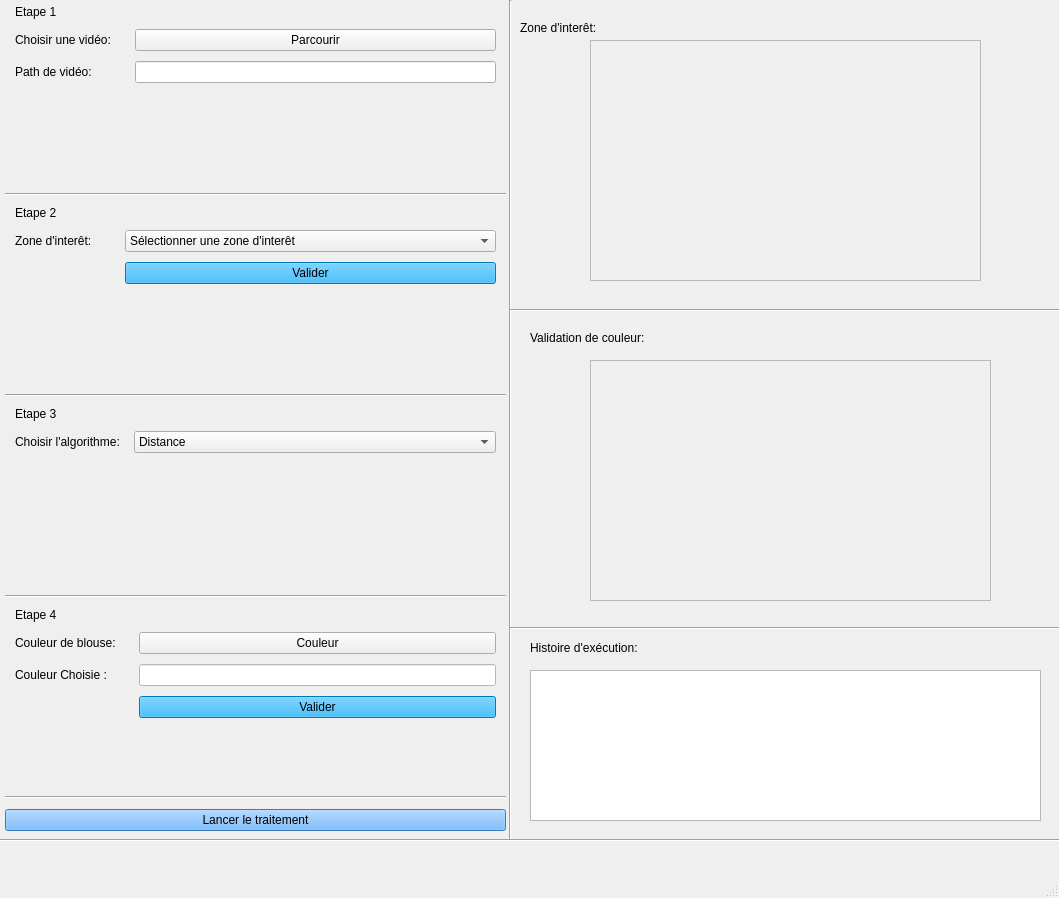
First picture: the form in Projet_SI/Fen_principale_design.ui, repository boyang666/Projet_SI, before the edit.
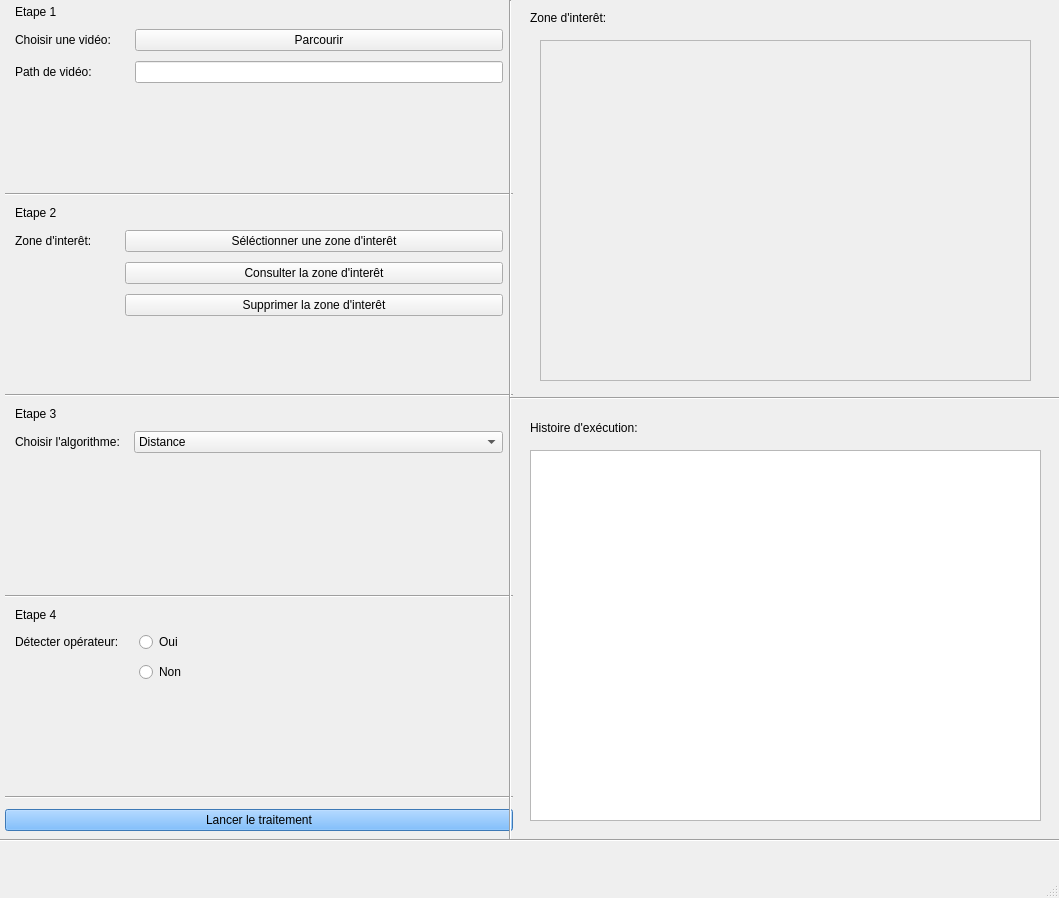
Second picture: the form after the edit.

Diff of the .ui file:
```diff
--- a/Projet_SI/Fen_principale_design.ui
+++ b/Projet_SI/Fen_principale_design.ui
@@ -25,7 +25,7 @@
      <rect>
       <x>0</x>
       <y>0</y>
-      <width>511</width>
+      <width>518</width>
       <height>841</height>
      </rect>
     </property>
@@ -114,35 +114,6 @@
        <property name="rightMargin">
         <number>10</number>
        </property>
-       <item row="1" column="0">
-        <widget class="QLabel" name="label_zi">
-         <property name="text">
-          <string>Zone d'interêt:       </string>
-         </property>
-        </widget>
-       </item>
-       <item row="1" column="1">
-        <widget class="QComboBox" name="comboBox_zone">
-         <property name="layoutDirection">
-          <enum>Qt::LeftToRight</enum>
-         </property>
-         <item>
-          <property name="text">
-           <string>Sélectionner une zone d'interêt</string>
-          </property>
-         </item>
-         <item>
-          <property name="text">
-           <string>Consulter une zone d'interêt</string>
-          </property>
-         </item>
-         <item>
-          <property name="text">
-           <string>Supprimer une zone d'interêt</string>
-          </property>
-         </item>
-        </widget>
-       </item>
        <item row="0" column="0">
         <widget class="QLabel" name="label_etape2">
          <property name="styleSheet">
@@ -154,12 +125,30 @@
         </widget>
        </item>
        <item row="2" column="1">
-        <widget class="QPushButton" name="pushButton_zi">
-         <property name="styleSheet">
-          <string notr="true">background-color: rgb(0, 170, 255);</string>
+        <widget class="QPushButton" name="pushButton_consulter">
+         <property name="text">
+          <string>Consulter la zone d'interêt</string>
          </property>
+        </widget>
+       </item>
+       <item row="1" column="1">
+        <widget class="QPushButton" name="pushButton_select">
          <property name="text">
-          <string>Valider</string>
+          <string>Séléctionner une zone d'interêt</string>
+         </property>
+        </widget>
+       </item>
+       <item row="1" column="0">
+        <widget class="QLabel" name="label_zi">
+         <property name="text">
+          <string>Zone d'interêt:       </string>
+         </property>
+        </widget>
+       </item>
+       <item row="3" column="1">
+        <widget class="QPushButton" name="pushButton_supprimer">
+         <property name="text">
+          <string>Supprimer la zone d'interêt</string>
          </property>
         </widget>
        </item>
@@ -244,44 +233,24 @@
          </property>
         </widget>
        </item>
-       <item row="1" column="0">
-        <widget class="QLabel" name="label_couleur_operateur">
+       <item row="3" column="1">
+        <widget class="QRadioButton" name="radioButtonOui">
          <property name="text">
-          <string>Couleur de blouse:    </string>
-         </property>
-        </widget>
-       </item>
-       <item row="1" column="1">
-        <widget class="QPushButton" name="pushButton_choisir_couleur">
-         <property name="text">
-          <string>Couleur</string>
-         </property>
-        </widget>
-       </item>
-       <item row="2" column="0">
-        <widget class="QLabel" name="label_couleur_afficher">
-         <property name="text">
-          <string>Couleur Choisie :</string>
-         </property>
-        </widget>
-       </item>
-       <item row="2" column="1">
-        <widget class="QLineEdit" name="lineEdit_couleur_choisie">
-         <property name="styleSheet">
-          <string notr="true">background-color: rgb(255, 255, 255);</string>
-         </property>
-         <property name="readOnly">
-          <bool>true</bool>
+          <string>Oui</string>
          </property>
         </widget>
        </item>
        <item row="4" column="1">
-        <widget class="QPushButton" name="pushButton_valider_couleur">
-         <property name="styleSheet">
-          <string notr="true">background-color: rgb(0, 170, 255);</string>
+        <widget class="QRadioButton" name="radioButtonNon">
+         <property name="text">
+          <string>Non</string>
          </property>
+        </widget>
+       </item>
+       <item row="3" column="0">
+        <widget class="QLabel" name="label">
          <property name="text">
-          <string>Valider</string>
+          <string>Détecter opérateur:   </string>
          </property>
         </widget>
        </item>
@@ -327,10 +296,10 @@
    <widget class="QFrame" name="zone_frame">
     <property name="geometry">
      <rect>
-      <x>590</x>
+      <x>540</x>
       <y>40</y>
-      <width>391</width>
-      <height>241</height>
+      <width>491</width>
+      <height>341</height>
      </rect>
     </property>
     <property name="frameShape">
@@ -344,37 +313,8 @@
       <rect>
        <x>0</x>
        <y>0</y>
-       <width>391</width>
-       <height>241</height>
-      </rect>
-     </property>
-     <property name="text">
-      <string/>
-     </property>
-    </widget>
-   </widget>
-   <widget class="QFrame" name="couleur_frame">
-    <property name="geometry">
-     <rect>
-      <x>590</x>
-      <y>360</y>
-      <width>401</width>
-      <height>241</height>
-     </rect>
-    </property>
-    <property name="frameShape">
-     <enum>QFrame::StyledPanel</enum>
-    </property>
-    <property name="frameShadow">
-     <enum>QFrame::Raised</enum>
-    </property>
-    <widget class="QLabel" name="label_valider_operateur">
-     <property name="geometry">
-      <rect>
-       <x>1</x>
-       <y>4</y>
-       <width>391</width>
-       <height>231</height>
+       <width>491</width>
+       <height>341</height>
       </rect>
      </property>
      <property name="text">
@@ -385,8 +325,8 @@
    <widget class="QLabel" name="label_zone">
     <property name="geometry">
      <rect>
-      <x>520</x>
-      <y>20</y>
+      <x>530</x>
+      <y>10</y>
       <width>121</width>
       <height>16</height>
      </rect>
@@ -395,19 +335,6 @@
      <string>Zone d'interêt:</string>
     </property>
    </widget>
-   <widget class="QLabel" name="label_couleur">
-    <property name="geometry">
-     <rect>
-      <x>530</x>
-      <y>330</y>
-      <width>181</width>
-      <height>16</height>
-     </rect>
-    </property>
-    <property name="text">
-     <string>Validation de couleur:</string>
-    </property>
-   </widget>
    <widget class="Line" name="line_middle">
     <property name="geometry">
      <rect>
@@ -421,19 +348,6 @@
      <enum>Qt::Vertical</enum>
     </property>
    </widget>
-   <widget class="Line" name="line_zone">
-    <property name="geometry">
-     <rect>
-      <x>510</x>
-      <y>300</y>
-      <width>581</width>
-      <height>20</height>
-     </rect>
-    </property>
-    <property name="orientation">
-     <enum>Qt::Horizontal</enum>
-    </property>
-   </widget>
    <widget class="Line" name="line_bas">
     <property name="geometry">
      <rect>
@@ -451,7 +365,7 @@
     <property name="geometry">
      <rect>
       <x>510</x>
-      <y>620</y>
+      <y>390</y>
       <width>561</width>
       <height>16</height>
      </rect>
@@ -464,9 +378,9 @@
     <property name="geometry">
      <rect>
       <x>530</x>
-      <y>670</y>
+      <y>450</y>
       <width>511</width>
-      <height>151</height>
+      <height>371</height>
      </rect>
     </property>
    </widget>
@@ -474,7 +388,7 @@
     <property name="geometry">
      <rect>
       <x>530</x>
-      <y>640</y>
+      <y>420</y>
       <width>191</width>
       <height>16</height>
      </rect>
```
